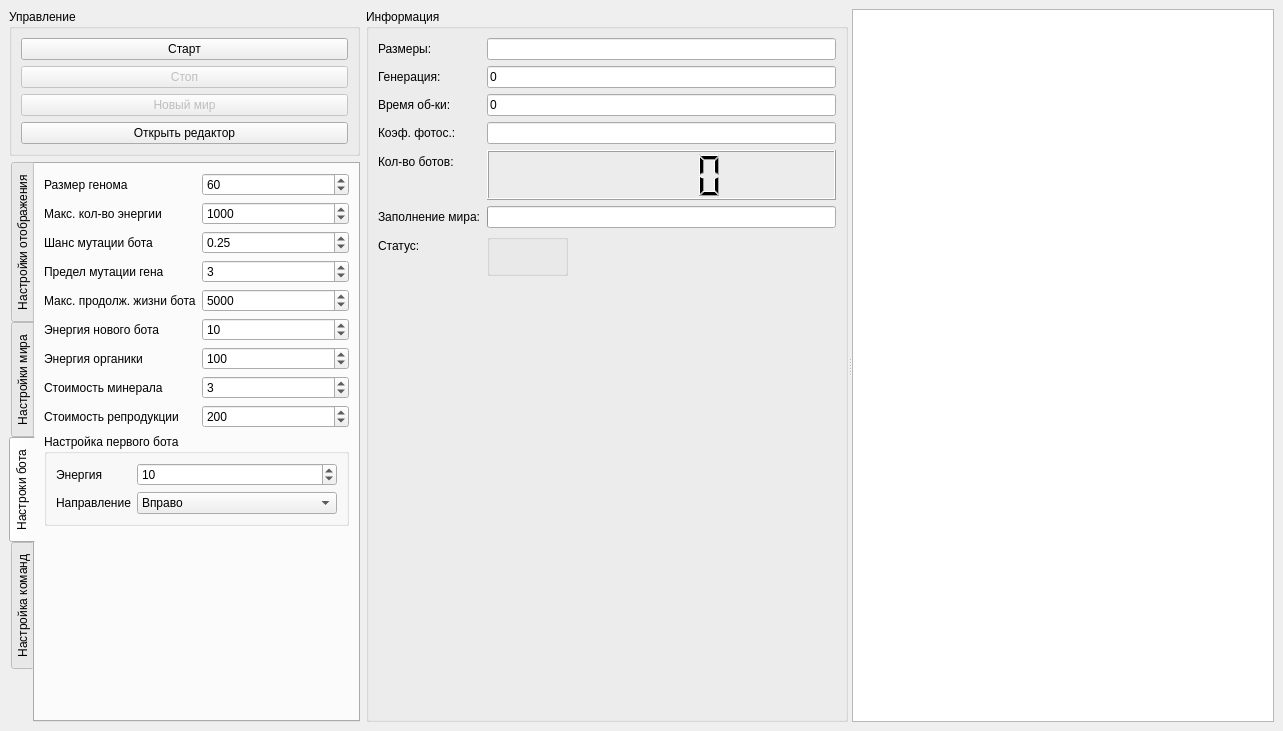
Qt form mainwindow.ui (TomasGlgg/QGenetic) before a commit.
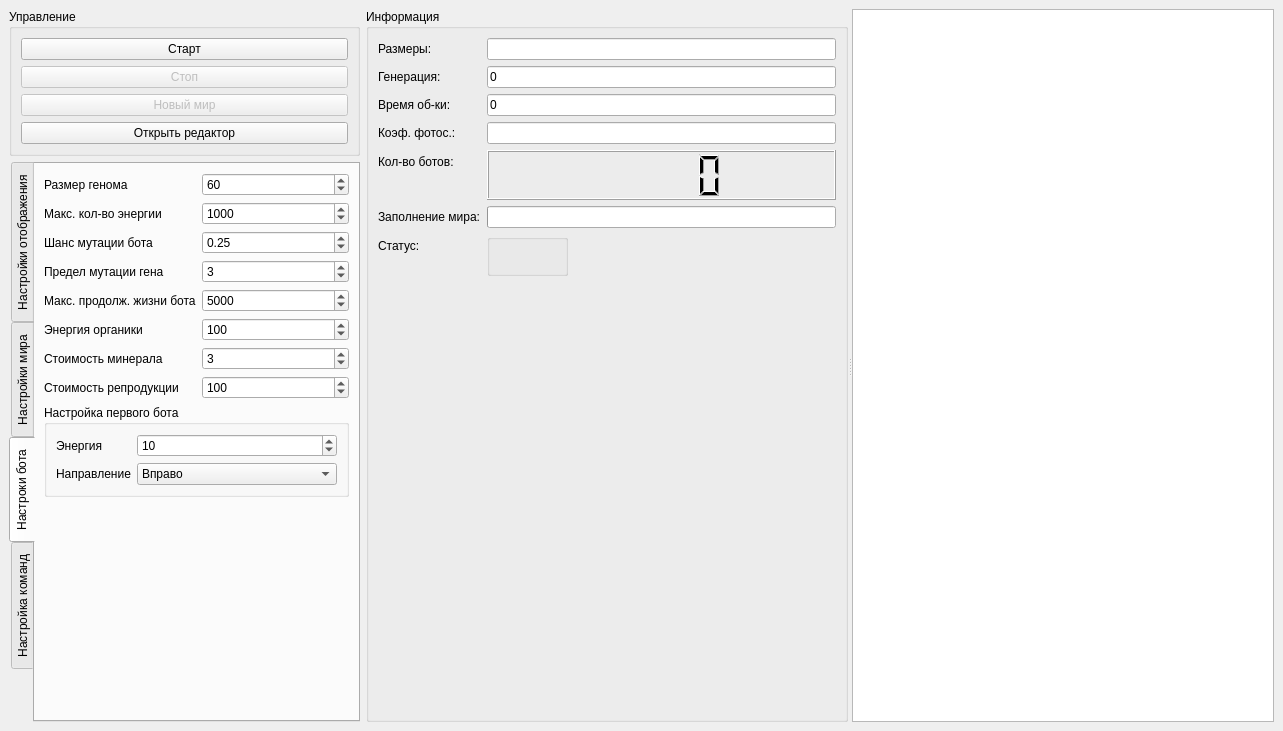
The same form after that commit. The open tabs and pages were chosen to show the change. Icons and pictures are not drawn.

The edit to the form file:
```diff
--- a/mainwindow.ui
+++ b/mainwindow.ui
@@ -581,33 +581,13 @@
            </widget>
           </item>
           <item row="5" column="0">
-           <widget class="QLabel" name="label_27">
-            <property name="text">
-             <string>Энергия нового бота</string>
-            </property>
-           </widget>
-          </item>
-          <item row="5" column="1">
-           <widget class="QSpinBox" name="new_bot_energy">
-            <property name="minimum">
-             <number>1</number>
-            </property>
-            <property name="maximum">
-             <number>10000</number>
-            </property>
-            <property name="value">
-             <number>10</number>
-            </property>
-           </widget>
-          </item>
-          <item row="6" column="0">
            <widget class="QLabel" name="label_28">
             <property name="text">
              <string>Энергия органики</string>
             </property>
            </widget>
           </item>
-          <item row="6" column="1">
+          <item row="5" column="1">
            <widget class="QSpinBox" name="organicEnergy">
             <property name="minimum">
              <number>1</number>
@@ -620,28 +600,28 @@
             </property>
            </widget>
           </item>
-          <item row="7" column="0">
+          <item row="6" column="0">
            <widget class="QLabel" name="label_29">
             <property name="text">
              <string>Стоимость минерала</string>
             </property>
            </widget>
           </item>
-          <item row="7" column="1">
+          <item row="6" column="1">
            <widget class="QSpinBox" name="mineralPrice">
             <property name="value">
              <number>3</number>
             </property>
            </widget>
           </item>
-          <item row="8" column="0">
+          <item row="7" column="0">
            <widget class="QLabel" name="label_30">
             <property name="text">
              <string>Стоимость репродукции</string>
             </property>
            </widget>
           </item>
-          <item row="8" column="1">
+          <item row="7" column="1">
            <widget class="QSpinBox" name="reproductionPrice">
             <property name="minimum">
              <number>1</number>
@@ -650,11 +630,11 @@
              <number>10000</number>
             </property>
             <property name="value">
-             <number>200</number>
+             <number>100</number>
             </property>
            </widget>
           </item>
-          <item row="9" column="0" colspan="2">
+          <item row="8" column="0" colspan="2">
            <widget class="QGroupBox" name="groupBox_7">
             <property name="title">
              <string>Настройка первого бота</string>
```
Left out of the diff: 106 changed lines with no effect on the pictures.
